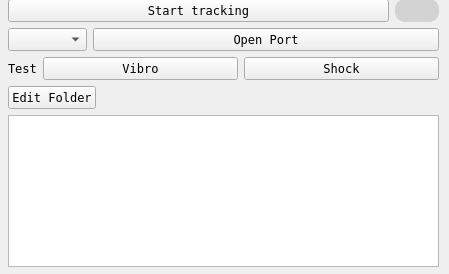
Kitiketov/BetterDamageManager, file untitled.ui: the form before one commit.
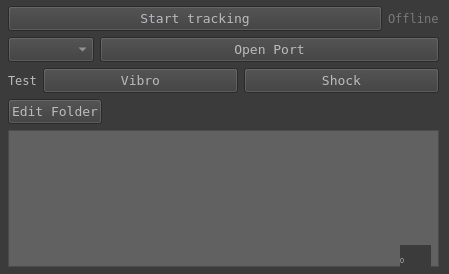
The form after the commit.

Patch:
```diff
--- a/untitled.ui
+++ b/untitled.ui
@@ -17,22 +17,28 @@
    <string>MainWindow</string>
   </property>
   <property name="styleSheet">
-   <string notr="true"/>
+   <string notr="true">
+TitleBar {
+    background-color: #2a3440;
+}</string>
   </property>
   <property name="animated">
    <bool>true</bool>
   </property>
   <widget class="QWidget" name="centralwidget">
    <property name="styleSheet">
-    <string notr="true"/>
+    <string notr="true">QWidget{
+	background-color: rgb(59, 59, 59);
+	color: rgb(185, 187, 190);
+}</string>
    </property>
    <widget class="QWidget" name="verticalLayoutWidget">
     <property name="geometry">
      <rect>
       <x>8</x>
-      <y>-1</y>
+      <y>6</y>
       <width>431</width>
-      <height>268</height>
+      <height>261</height>
      </rect>
     </property>
     <layout class="QVBoxLayout" name="verticalLayout">
@@ -49,12 +55,22 @@
          <property name="font">
           <font>
            <family>Terminal</family>
+           <pointsize>10</pointsize>
+           <weight>50</weight>
+           <italic>false</italic>
+           <bold>false</bold>
           </font>
          </property>
          <property name="styleSheet">
           <string notr="true">QPushButton{
-font:
-	font: 8pt &quot;Pristina&quot;;
+	background-color: rgb(59, 59, 59);
+	color: rgb(185, 187, 190);
+	font: 10pt &quot;Terminal&quot;;
+}
+QPushButton:hover{
+	background-color:rgb(97, 97, 97);
+	color: rgb(216, 217, 218);
+	font: 10pt &quot;Terminal&quot;;
 }</string>
          </property>
          <property name="text">
@@ -68,7 +84,7 @@
           <bool>false</bool>
          </property>
          <property name="sizePolicy">
-          <sizepolicy hsizetype="Maximum" vsizetype="Preferred">
+          <sizepolicy hsizetype="Fixed" vsizetype="Minimum">
            <horstretch>0</horstretch>
            <verstretch>0</verstretch>
           </sizepolicy>
@@ -80,16 +96,16 @@
          </property>
          <property name="styleSheet">
           <string notr="true">QLabel{
-background-color: rgb(0, 255, 0);
-border-radius: 10px
+background-color: rgb(0, 153, 0);
+border-radius: 5px
 }
 QLabel:disabled{
- 	background-color:lightgrey;
-	color: rgba(216, 217, 218,0);
+ 	background-color:rgba(59, 59,59,255);
+	color: rgba(216, 217, 218,100);
 }</string>
          </property>
          <property name="text">
-          <string>Online</string>
+          <string>Offline</string>
          </property>
         </widget>
        </item>
@@ -108,8 +124,30 @@
          <property name="font">
           <font>
            <family>Terminal</family>
+           <pointsize>10</pointsize>
+           <weight>50</weight>
+           <italic>false</italic>
+           <bold>false</bold>
           </font>
          </property>
+         <property name="styleSheet">
+          <string notr="true">QComboBox{
+	background-color: rgb(59, 59, 59);
+	color: rgb(185, 187, 190);
+	font: 10pt &quot;Terminal&quot;;
+}
+QComboBox:hover{
+	background-color:rgb(97, 97, 97);
+	color: rgb(216, 217, 218);
+	font: 10pt &quot;Terminal&quot;;
+}
+QComboBox:disabled{
+	background-color:rgb(40, 40, 40);
+	color: rgb(216, 217, 218);
+	font: 10pt &quot;Terminal&quot;;
+}
+</string>
+         </property>
         </widget>
        </item>
        <item>
@@ -123,8 +161,24 @@
          <property name="font">
           <font>
            <family>Terminal</family>
+           <pointsize>10</pointsize>
+           <weight>50</weight>
+           <italic>false</italic>
+           <bold>false</bold>
           </font>
          </property>
+         <property name="styleSheet">
+          <string notr="true">QPushButton{
+	background-color: rgb(59, 59, 59);
+	color: rgb(185, 187, 190);
+	font: 10pt &quot;Terminal&quot;;
+}
+QPushButton:hover{
+	background-color:rgb(97, 97, 97);
+	color: rgb(216, 217, 218);
+	font: 10pt &quot;Terminal&quot;;
+}</string>
+         </property>
          <property name="text">
           <string>Open Port</string>
          </property>
@@ -157,8 +211,24 @@
          <property name="font">
           <font>
            <family>Terminal</family>
+           <pointsize>10</pointsize>
+           <weight>50</weight>
+           <italic>false</italic>
+           <bold>false</bold>
           </font>
          </property>
+         <property name="styleSheet">
+          <string notr="true">QPushButton{
+	background-color: rgb(59, 59, 59);
+	color: rgb(185, 187, 190);
+	font: 10pt &quot;Terminal&quot;;
+}
+QPushButton:hover{
+	background-color:rgb(97, 97, 97);
+	color: rgb(216, 217, 218);
+	font: 10pt &quot;Terminal&quot;;
+}</string>
+         </property>
          <property name="text">
           <string>Vibro</string>
          </property>
@@ -169,8 +239,24 @@
          <property name="font">
           <font>
            <family>Terminal</family>
+           <pointsize>10</pointsize>
+           <weight>50</weight>
+           <italic>false</italic>
+           <bold>false</bold>
           </font>
          </property>
+         <property name="styleSheet">
+          <string notr="true">QPushButton{
+	background-color: rgb(59, 59, 59);
+	color: rgb(185, 187, 190);
+	font: 10pt &quot;Terminal&quot;;
+}
+QPushButton:hover{
+	background-color:rgb(97, 97, 97);
+	color: rgb(216, 217, 218);
+	font: 10pt &quot;Terminal&quot;;
+}</string>
+         </property>
          <property name="text">
           <string>Shock</string>
          </property>
@@ -182,6 +268,9 @@
       <layout class="QHBoxLayout" name="horizontalLayout">
        <item>
         <widget class="QPushButton" name="editFolderPath">
+         <property name="enabled">
+          <bool>true</bool>
+         </property>
          <property name="sizePolicy">
           <sizepolicy hsizetype="Maximum" vsizetype="Fixed">
            <horstretch>0</horstretch>
@@ -191,8 +280,29 @@
          <property name="font">
           <font>
            <family>Terminal</family>
+           <pointsize>10</pointsize>
+           <weight>50</weight>
+           <italic>false</italic>
+           <bold>false</bold>
           </font>
          </property>
+         <property name="styleSheet">
+          <string notr="true">QPushButton{
+	background-color: rgb(59, 59, 59);
+	color: rgb(185, 187, 190);
+	font: 10pt &quot;Terminal&quot;;
+}
+QPushButton:hover{
+	background-color:rgb(97, 97, 97);
+	color: rgb(216, 217, 218);
+	font: 10pt &quot;Terminal&quot;;
+}
+QPushButton:disabled{
+	background-color:rgb(40, 40, 40);
+	color: rgb(216, 217, 218);
+	font: 10pt &quot;Terminal&quot;;
+}</string>
+         </property>
          <property name="text">
           <string>Edit Folder</string>
          </property>
@@ -215,6 +325,26 @@
      </item>
      <item>
       <widget class="QTextEdit" name="console">
+       <property name="styleSheet">
+        <string notr="true">QTextEdit{
+background-color:rgb(97, 97,97);
+}
+QScrollBar:vertical {
+    background:rgb(60, 64, 71);
+    width:10px;
+	border: none;
+    margin: 0px 0px 0px 0px;
+}
+QScrollBar::handle:vertical {
+	border: 1px solid rgb(255, 255, 0);
+    background:rgb(185, 187, 190);
+	border: none;
+    
+}</string>
+       </property>
+       <property name="verticalScrollBarPolicy">
+        <enum>Qt::ScrollBarAsNeeded</enum>
+       </property>
        <property name="readOnly">
         <bool>true</bool>
        </property>
@@ -263,6 +393,34 @@
      <set>Qt::AlignCenter</set>
     </property>
    </widget>
+   <widget class="QLabel" name="counterDmgLabel">
+    <property name="geometry">
+     <rect>
+      <x>400</x>
+      <y>245</y>
+      <width>31</width>
+      <height>31</height>
+     </rect>
+    </property>
+    <property name="font">
+     <font>
+      <family>Calibri Light</family>
+      <pointsize>5</pointsize>
+      <weight>50</weight>
+      <italic>false</italic>
+      <bold>false</bold>
+     </font>
+    </property>
+    <property name="styleSheet">
+     <string notr="true">QLabel{
+background-color : rbga(0,0,0,0);
+}
+</string>
+    </property>
+    <property name="text">
+     <string>0</string>
+    </property>
+   </widget>
   </widget>
  </widget>
  <resources/>
```
